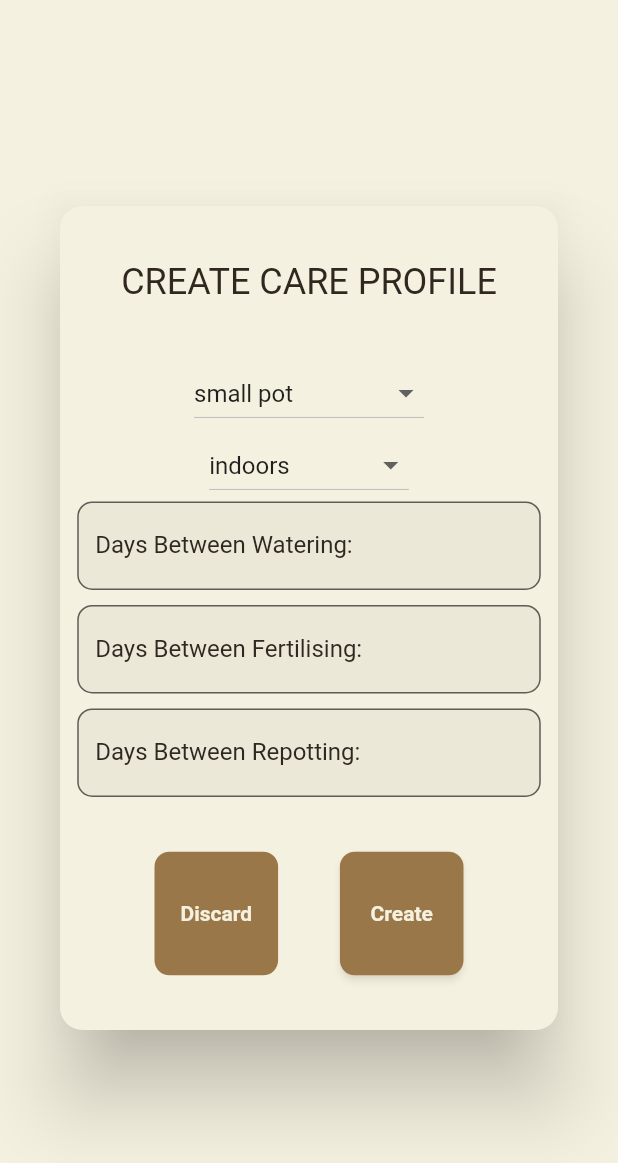
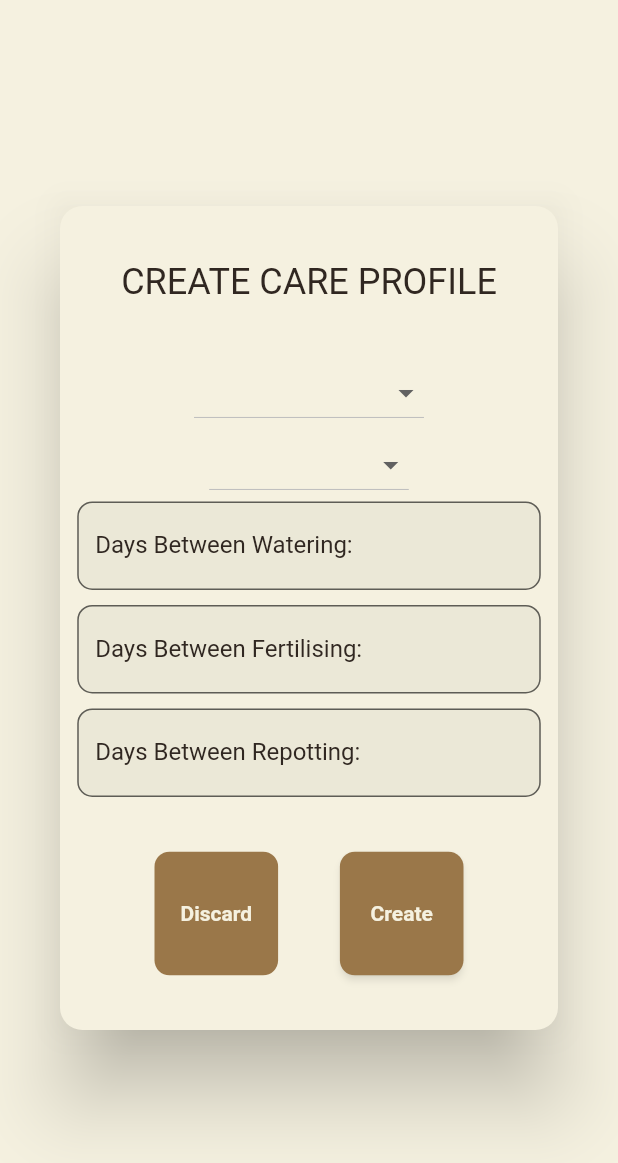
Before and after one commit to DECO-Bomb-Squad/plants, a Flutter app: the EditPlantCareProfile widget shown alone on an empty page, opened directly, on a phone screen of 412 x 824 dp. Shown: the top 1163 px of the screen. Run offline on Flutter 3.47's test engine with Material 2 defaults, Android fonts, the phone set to English and light mode, and no system bars; our stand-ins replace get_it, image_picker, photo_view, shared_preferences, syncfusion_flutter_calendar; missing offline and left inert: azblob, dart:html, firebase_core_web, firebase_messaging_web, flutter_secure_storage_web, shared_preferences_web; accounts and stored records are empty.

Commit message:
submit button onPressed has different functions

```diff
--- a/src/app/lib/editplantcareprofile/edit_plant_care_profile.dart
+++ b/src/app/lib/editplantcareprofile/edit_plant_care_profile.dart
@@ -6,7 +6,8 @@ import 'package:app/editplantcareprofile/edit_plant_care_profile_model.dart';
 
 class EditPlantCareProfile extends StatefulWidget {
   PlantCareProfile? profile;
-  EditPlantCareProfile({super.key, this.profile});
+  PlantInfoModel? plant;
+  EditPlantCareProfile({super.key, this.profile, this.plant});
 
   @override
   State<EditPlantCareProfile> createState() => _EditPlantCareProfileState();
@@ -25,15 +26,13 @@ class _EditPlantCareProfileState extends State<EditPlantCareProfile> {
   void initState() {
     super.initState();
     if (widget.profile != null) {
-      model = EditPlantCareProfileModel.fromProfile(widget.profile!);
+      model = EditPlantCareProfileModel.fromProfile(widget.profile!, widget.plant);
       _daysBetweenWateringController.text = model.daysBetweenWatering.toString();
       _daysBetweenFertilisingController.text = model.daysBetweenFertilising.toString();
       _daysBetweenRepottingController.text = model.daysBetweenRepotting.toString();
     } else {
       model = EditPlantCareProfileModel.fromEmpty();
     }
-    model.soilType ??= SoilType.smallPot;
-    model.location ??= LocationType.indoor; // defaults if new plant
   }
 
   @override
@@ -80,7 +79,7 @@ class _EditPlantCareProfileState extends State<EditPlantCareProfile> {
                       width: MediaQuery.of(context).size.width * 0.75,
                       child: Column(children: [
                         DropdownButton<SoilType>(
-                          value: model.soilType!,
+                          value: model.soilType,
                           onChanged: (SoilType? newType) {
                             setState(() {
                               model.soilType = newType;
@@ -94,7 +93,7 @@ class _EditPlantCareProfileState extends State<EditPlantCareProfile> {
                           }).toList(),
                         ),
                         DropdownButton<LocationType>(
-                          value: model.location!,
+                          value: model.location,
                           onChanged: (LocationType? newLocation) {
                             setState(() {
                               model.location = newLocation;
@@ -183,16 +182,14 @@ class _EditPlantCareProfileState extends State<EditPlantCareProfile> {
                     Container(
                       child: editModeInitialBool == false
                           ? DropdownButton<PlantInfoModel>(
-                              // not sure what type should be will need to sort out
-                              value: null,
-                              items: null, // get user plants
+                              value: model.assignedPlant,
                               onChanged: (PlantInfoModel? plant) {
                                 setState(() {
-                                  // update value with plant info
                                   model.assignedPlant = plant;
                                 });
                                 editMode = plant == null ? false : true;
                               },
+                              items: null, // get user plants
                             )
                           : null,
                     ),
@@ -222,8 +219,13 @@ class _EditPlantCareProfileState extends State<EditPlantCareProfile> {
                               ? null
                               : () {
                                   if (_formKey.currentState!.validate()) {
-                                    // create new plant
-                                    model.assignedPlant?.careProfile.updatePlantCareProfile(model);
+                                    if (model.isNew) {
+                                      PlantCareProfile newProfile = PlantCareProfile.newCareProfile(model);
+                                      print(newProfile.daysBetweenFertilising);
+                                      print(newProfile.location.toHumanString());
+                                    } else {
+                                      model.assignedPlant?.careProfile.updatePlantCareProfile(model);
+                                    }
                                     Navigator.of(context).pop();
                                   }
                                 },
--- a/src/app/lib/editplantcareprofile/edit_plant_care_profile_model.dart
+++ b/src/app/lib/editplantcareprofile/edit_plant_care_profile_model.dart
@@ -15,7 +15,7 @@ class EditPlantCareProfileModel extends ChangeNotifier {
   EditPlantCareProfileModel.fromEmpty()
       : isNew = true,
         wasInitiallyAssigned = false;
-  EditPlantCareProfileModel.fromProfile(PlantCareProfile profile, {PlantInfoModel? plant})
+  EditPlantCareProfileModel.fromProfile(PlantCareProfile profile, PlantInfoModel? plant)
       : id = profile.id,
         location = profile.location,
         soilType = profile.soilType,
--- a/src/app/lib/plantinstance/plant_info_model.dart
+++ b/src/app/lib/plantinstance/plant_info_model.dart
@@ -31,6 +31,16 @@ class PlantCareProfile extends ChangeNotifier {
     daysBetweenRepotting = model.daysBetweenRepotting!;
     notifyListeners();
   }
+
+  PlantCareProfile.newCareProfile(EditPlantCareProfileModel model)
+      : id = 0, // placeholder vallue
+        location = model.location!,
+        soilType = model.soilType!,
+        daysBetweenWatering = model.daysBetweenWatering!,
+        daysBetweenFertilising = model.daysBetweenFertilising!,
+        daysBetweenRepotting = model.daysBetweenRepotting!;
+
+  // Widget get dropdownWidget
 }
 
 class PlantInfoModel extends ChangeNotifier {
```
